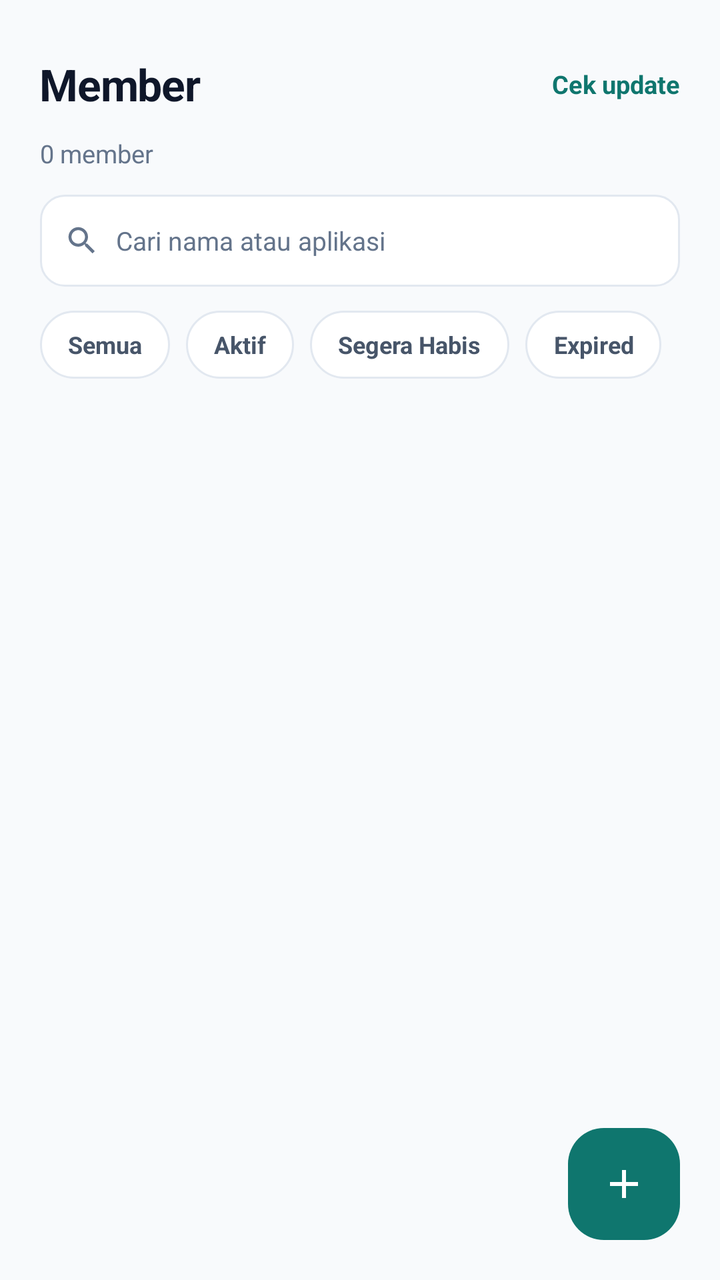
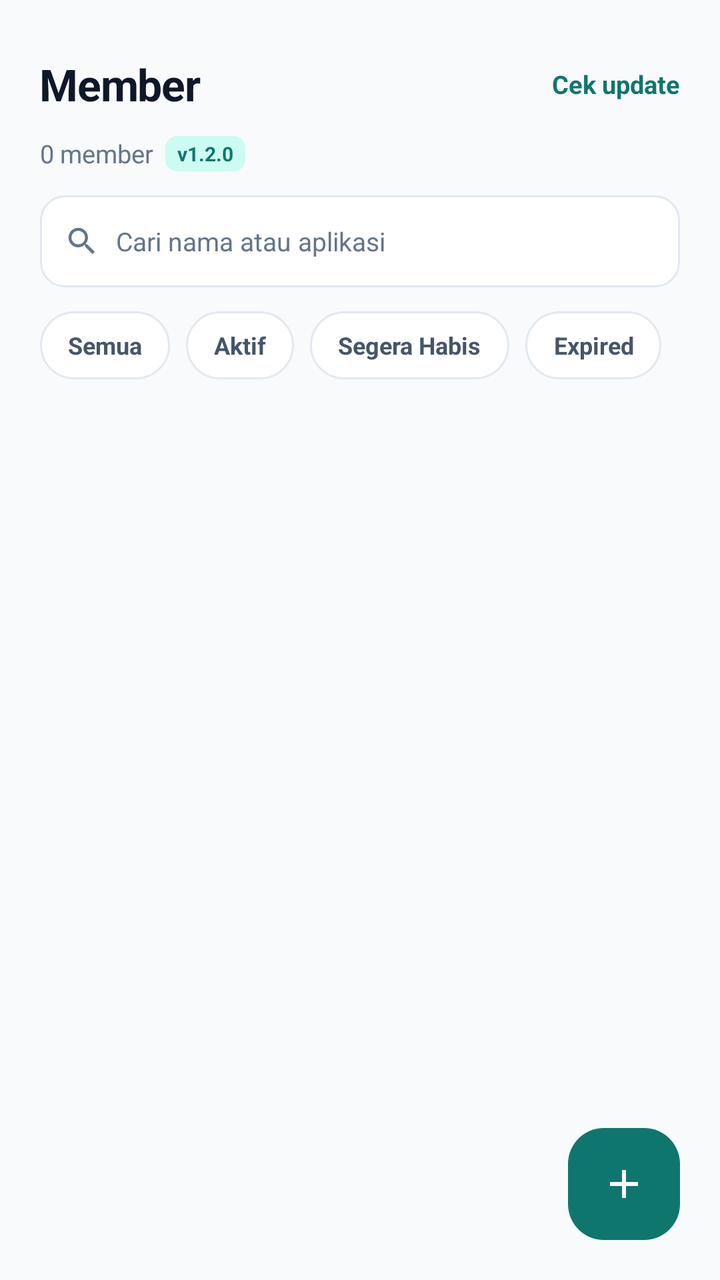

Before-and-after screenshots of an Android layout around one commit, followed by the original layout XML and the change that was made.
<!-- AndroidManifest.xml: application theme Theme.MemberKit -->
<!-- res/layout/activity_main.xml -->
<?xml version="1.0" encoding="utf-8"?>
<LinearLayout xmlns:android="http://schemas.android.com/apk/res/android"
    xmlns:tools="http://schemas.android.com/tools"
    android:layout_width="match_parent"
    android:layout_height="match_parent"
    android:orientation="vertical"
    android:background="@color/bg">

    <LinearLayout
        android:layout_width="match_parent"
        android:layout_height="wrap_content"
        android:orientation="vertical"
        android:paddingStart="20dp"
        android:paddingEnd="20dp"
        android:paddingTop="18dp"
        android:paddingBottom="12dp">

        <LinearLayout
            android:layout_width="match_parent"
            android:layout_height="wrap_content"
            android:gravity="center_vertical"
            android:orientation="horizontal">

        <TextView
            android:id="@+id/title"
            android:layout_width="wrap_content"
            android:layout_height="wrap_content"
            android:text="Member"
            android:textColor="@color/fg"
            android:textSize="22sp"
            android:textStyle="bold"
            android:letterSpacing="-0.02" />

        <TextView
            android:id="@+id/cekUpdate"
            android:layout_width="wrap_content"
            android:layout_height="48dp"
            android:layout_weight="1"
            android:gravity="end|center_vertical"
            android:paddingStart="8dp"
            android:paddingEnd="0dp"
            android:text="Cek update"
            android:textColor="@color/primary_dark"
            android:textSize="12.5sp"
            android:textStyle="bold"
            android:clickable="true"
            android:focusable="true"
            android:background="?attr/selectableItemBackground" />
        </LinearLayout>

        <TextView
            android:id="@+id/subtitle"
            android:layout_width="wrap_content"
            android:layout_height="wrap_content"
            android:layout_marginTop="2dp"
            android:text="0 member"
            android:textColor="@color/muted"
            android:textSize="12.5sp" />
    </LinearLayout>

    <LinearLayout
        android:layout_width="match_parent"
        android:layout_height="wrap_content"
        android:orientation="horizontal"
        android:gravity="center_vertical"
        android:background="@drawable/bg_input"
        android:paddingStart="12dp"
        android:paddingEnd="12dp"
        android:layout_marginStart="20dp"
        android:layout_marginEnd="20dp"
        android:minHeight="46dp">

        <ImageView
            android:layout_width="18dp"
            android:layout_height="18dp"
            android:src="@drawable/ic_search"
            android:contentDescription="@null" />

        <EditText
            android:id="@+id/search"
            android:layout_width="match_parent"
            android:layout_height="wrap_content"
            android:layout_marginStart="8dp"
            android:background="@null"
            android:hint="Cari nama atau aplikasi"
            android:inputType="text"
            android:imeOptions="actionSearch"
            android:paddingTop="10dp"
            android:paddingBottom="10dp"
            android:textColor="@color/fg"
            android:textColorHint="@color/muted"
            android:textSize="13sp"
            android:importantForAutofill="no" />
    </LinearLayout>

    <HorizontalScrollView
        android:layout_width="match_parent"
        android:layout_height="wrap_content"
        android:layout_marginTop="12dp"
        android:paddingStart="20dp"
        android:paddingEnd="20dp"
        android:scrollbars="none"
        android:clipToPadding="false">

        <LinearLayout
            android:layout_width="wrap_content"
            android:layout_height="wrap_content"
            android:orientation="horizontal">

            <TextView
                android:id="@+id/chipAll"
                style="@style/Chip"
                android:text="Semua" />

            <TextView
                android:id="@+id/chipActive"
                style="@style/Chip"
                android:text="Aktif" />

            <TextView
                android:id="@+id/chipSoon"
                style="@style/Chip"
                android:text="Segera Habis" />

            <TextView
                android:id="@+id/chipExpired"
                style="@style/Chip"
                android:text="Expired" />
        </LinearLayout>
    </HorizontalScrollView>

    <FrameLayout
        android:layout_width="match_parent"
        android:layout_height="0dp"
        android:layout_weight="1">

        <androidx.recyclerview.widget.RecyclerView
            android:id="@+id/list"
            android:layout_width="match_parent"
            android:layout_height="match_parent"
            android:clipToPadding="false"
            android:paddingStart="20dp"
            android:paddingEnd="20dp"
            android:paddingTop="14dp"
            android:paddingBottom="96dp"
            android:scrollbars="none" />

        <LinearLayout
            android:id="@+id/empty"
            android:layout_width="match_parent"
            android:layout_height="wrap_content"
            android:layout_gravity="center"
            android:orientation="vertical"
            android:gravity="center"
            android:paddingStart="40dp"
            android:paddingEnd="40dp"
            android:visibility="gone">

            <TextView
                android:layout_width="wrap_content"
                android:layout_height="wrap_content"
                android:text="Belum ada member"
                android:textColor="@color/fg"
                android:textSize="15sp"
                android:textStyle="bold" />

            <TextView
                android:layout_width="match_parent"
                android:layout_height="wrap_content"
                android:layout_marginTop="6dp"
                android:gravity="center"
                android:text="Tekan tombol + untuk menambah member pertama kamu."
                android:textColor="@color/muted"
                android:textSize="12.5sp"
                android:lineSpacingExtra="3dp" />
        </LinearLayout>

        <ImageButton
            android:id="@+id/fab"
            android:layout_width="56dp"
            android:layout_height="56dp"
            android:layout_gravity="bottom|end"
            android:layout_marginEnd="20dp"
            android:layout_marginBottom="20dp"
            android:background="@drawable/bg_fab"
            android:src="@drawable/ic_add"
            android:contentDescription="Tambah member"
            android:stateListAnimator="@null" />
    </FrameLayout>
</LinearLayout>
<!-- resources referenced by this layout -->
<resources>
  <color name="bg">#FFF8FAFC</color>
  <color name="fg">#FF0F172A</color>
  <color name="muted">#FF64748B</color>
  <color name="primary_dark">#FF0F766E</color>
  <!-- drawable bg_fab (drawable) -->
  <?xml version="1.0" encoding="utf-8"?>
  <selector xmlns:android="http://schemas.android.com/apk/res/android">
      <item android:state_pressed="true">
          <shape android:shape="rectangle">
              <solid android:color="@color/primary_deep" />
              <corners android:radius="18dp" />
          </shape>
      </item>
      <item>
          <shape android:shape="rectangle">
              <solid android:color="@color/primary_dark" />
              <corners android:radius="18dp" />
          </shape>
      </item>
  </selector>
  <!-- drawable bg_input (drawable) -->
  <?xml version="1.0" encoding="utf-8"?>
  <shape xmlns:android="http://schemas.android.com/apk/res/android" android:shape="rectangle">
      <solid android:color="@color/card" />
      <stroke android:width="1dp" android:color="@color/border" />
      <corners android:radius="12dp" />
  </shape>
  <!-- drawable ic_add (drawable) -->
  <vector xmlns:android="http://schemas.android.com/apk/res/android"
      android:width="24dp" android:height="24dp"
      android:viewportWidth="24" android:viewportHeight="24"
      android:tint="#FFFFFF">
      <path android:fillColor="#FFFFFF" android:pathData="M11,5h2v14h-2z M5,11h14v2H5z" />
  </vector>
  <!-- drawable ic_search (drawable) -->
  <vector xmlns:android="http://schemas.android.com/apk/res/android"
      android:width="18dp" android:height="18dp"
      android:viewportWidth="24" android:viewportHeight="24"
      android:tint="#64748B">
      <path android:fillColor="#64748B" android:pathData="M15.5,14h-0.8l-0.3,-0.3c1,-1.1 1.6,-2.6 1.6,-4.2 0,-3.6 -2.9,-6.5 -6.5,-6.5S3,5.9 3,9.5 5.9,16 9.5,16c1.6,0 3.1,-0.6 4.2,-1.6l0.3,0.3v0.8l5,5 1.5,-1.5 -5,-5zM9.5,14C7,14 5,12 5,9.5S7,5 9.5,5 14,7 14,9.5 12,14 9.5,14z" />
  </vector>
  <style name="Theme.MemberKit" parent="Theme.Material3.Light.NoActionBar">
          <item name="colorPrimary">@color/primary_deep</item>
          <item name="colorOnPrimary">#FFFFFFFF</item>
          <item name="colorSecondary">@color/primary</item>
          <item name="colorSurface">@color/card</item>
          <item name="colorOnSurface">@color/fg</item>
          <item name="android:colorBackground">@color/bg</item>
          <item name="android:statusBarColor">@color/bg</item>
          <item name="android:navigationBarColor">@color/card</item>
          <item name="android:windowLightStatusBar">true</item>
          <item name="android:windowLightNavigationBar" tools:targetApi="27">true</item>
      </style>
  <color name="primary_deep">#FF115E59</color>
  <color name="card">#FFFFFFFF</color>
  <color name="border">#FFE2E8F0</color>
  <!-- drawable bg_chip (drawable) -->
  <?xml version="1.0" encoding="utf-8"?>
  <selector xmlns:android="http://schemas.android.com/apk/res/android">
      <item android:state_selected="true">
          <shape android:shape="rectangle">
              <solid android:color="@color/primary_deep" />
              <corners android:radius="99dp" />
          </shape>
      </item>
      <item>
          <shape android:shape="rectangle">
              <solid android:color="@color/card" />
              <stroke android:width="1dp" android:color="@color/border" />
              <corners android:radius="99dp" />
          </shape>
      </item>
  </selector>
  <color name="fg2">#FF475569</color>
  <color name="primary">#FF0D9488</color>
  <!-- unchanged entries left out for length: 1 -->
</resources>

<!-- the commit's change to res/layout/activity_main.xml (unified diff, before → after) -->
@@ -48,14 +48,36 @@
             android:background="?attr/selectableItemBackground" />
         </LinearLayout>
 
-        <TextView
-            android:id="@+id/subtitle"
-            android:layout_width="wrap_content"
+        <LinearLayout
+            android:layout_width="match_parent"
             android:layout_height="wrap_content"
             android:layout_marginTop="2dp"
-            android:text="0 member"
-            android:textColor="@color/muted"
-            android:textSize="12.5sp" />
+            android:gravity="center_vertical"
+            android:orientation="horizontal">
+
+            <TextView
+                android:id="@+id/subtitle"
+                android:layout_width="wrap_content"
+                android:layout_height="wrap_content"
+                android:text="0 member"
+                android:textColor="@color/muted"
+                android:textSize="12.5sp" />
+
+            <TextView
+                android:id="@+id/version"
+                android:layout_width="wrap_content"
+                android:layout_height="wrap_content"
+                android:layout_marginStart="6dp"
+                android:background="@drawable/bg_pill"
+                android:paddingStart="6dp"
+                android:paddingEnd="6dp"
+                android:paddingTop="2dp"
+                android:paddingBottom="2dp"
+                android:text="v1.2.0"
+                android:textColor="@color/primary_dark"
+                android:textSize="10sp"
+                android:textStyle="bold" />
+        </LinearLayout>
     </LinearLayout>
 
     <LinearLayout
<!-- resource entries referenced after the edit -->
@@ -26,6 +26,12 @@
       <solid android:color="@color/card" />
       <stroke android:width="1dp" android:color="@color/border" />
       <corners android:radius="12dp" />
+  </shape>
+  <!-- drawable bg_pill (drawable) -->
+  <?xml version="1.0" encoding="utf-8"?>
+  <shape xmlns:android="http://schemas.android.com/apk/res/android" android:shape="rectangle">
+      <solid android:color="@color/primary_soft" />
+      <corners android:radius="6dp" />
   </shape>
   <!-- drawable ic_add (drawable) -->
   <vector xmlns:android="http://schemas.android.com/apk/res/android"
@@ -56,6 +62,7 @@
   <color name="primary_deep">#FF115E59</color>
   <color name="card">#FFFFFFFF</color>
   <color name="border">#FFE2E8F0</color>
+  <color name="primary_soft">#FFCCFBF1</color>
   <!-- drawable bg_chip (drawable) -->
   <?xml version="1.0" encoding="utf-8"?>
   <selector xmlns:android="http://schemas.android.com/apk/res/android">
